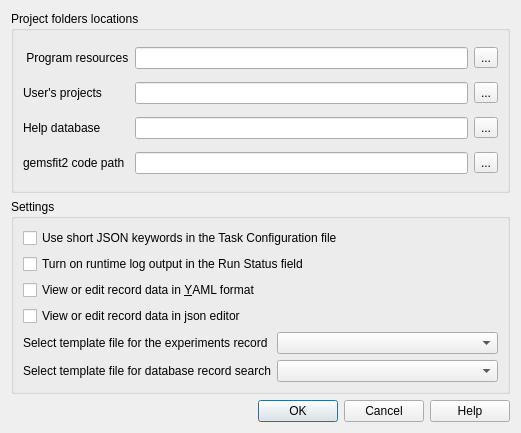
Old version of the form gfshell2/dialogs/PreferencesDialog.ui in the repository gemshub/gemsfits.
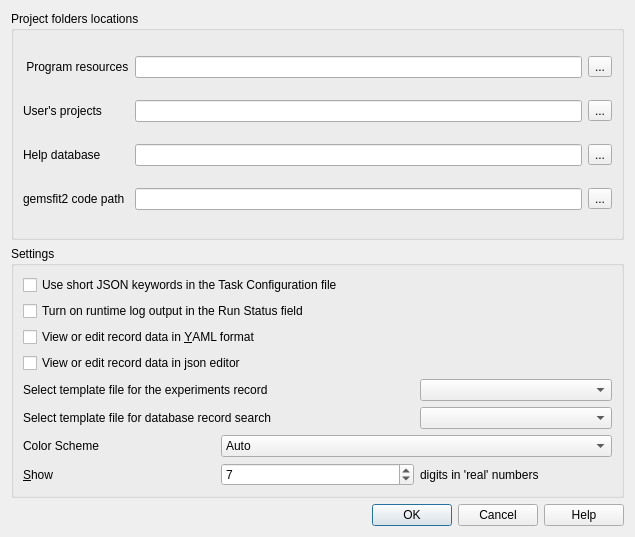
New version of the form. Icons and pictures are not drawn.

Commit message: Added options to switch light/dark modes and digits in 'double' numbers for GUI.

What changed in the file:
```diff
--- a/gfshell2/dialogs/PreferencesDialog.ui
+++ b/gfshell2/dialogs/PreferencesDialog.ui
@@ -6,8 +6,8 @@
    <rect>
     <x>0</x>
     <y>0</y>
-    <width>521</width>
-    <height>433</height>
+    <width>635</width>
+    <height>537</height>
    </rect>
   </property>
   <property name="windowTitle">
@@ -23,16 +23,40 @@
      <property name="title">
       <string>Project folders locations</string>
      </property>
-     <layout class="QGridLayout" name="gridLayout">
-      <item row="2" column="2">
-       <widget class="QToolButton" name="helpButton">
+     <layout class="QGridLayout" name="gridLayout_2">
+      <item row="0" column="0">
+       <widget class="QLabel" name="label">
         <property name="text">
+         <string> Program resources</string>
+        </property>
+       </widget>
+      </item>
+      <item row="0" column="1">
+       <widget class="QLineEdit" name="resourcesEdit"/>
+      </item>
+      <item row="0" column="2">
+       <widget class="QToolButton" name="resourcesButton">
+        <property name="text">
          <string>...</string>
         </property>
        </widget>
       </item>
-      <item row="3" column="1">
-       <widget class="QLineEdit" name="gemsfit2Edit"/>
+      <item row="1" column="0">
+       <widget class="QLabel" name="label_2">
+        <property name="text">
+         <string>User's projects</string>
+        </property>
+       </widget>
+      </item>
+      <item row="1" column="1">
+       <widget class="QLineEdit" name="usersEdit"/>
+      </item>
+      <item row="1" column="2">
+       <widget class="QToolButton" name="usersButton">
+        <property name="text">
+         <string>...</string>
+        </property>
+       </widget>
       </item>
       <item row="2" column="0">
        <widget class="QLabel" name="label_3">
@@ -41,21 +65,25 @@
         </property>
        </widget>
       </item>
-      <item row="3" column="0">
-       <widget class="QLabel" name="label_5">
-        <property name="text">
-         <string>gemsfit2 code path</string>
-        </property>
-       </widget>
-      </item>
-      <item row="0" column="1">
-       <widget class="QLineEdit" name="resourcesEdit"/>
-      </item>
       <item row="2" column="1">
        <widget class="QLineEdit" name="helpEdit"/>
       </item>
-      <item row="1" column="1">
-       <widget class="QLineEdit" name="usersEdit"/>
+      <item row="2" column="2">
+       <widget class="QToolButton" name="helpButton">
+        <property name="text">
+         <string>...</string>
+        </property>
+       </widget>
+      </item>
+      <item row="3" column="0">
+       <widget class="QLabel" name="label_5">
+        <property name="text">
+         <string>gemsfit2 code path</string>
+        </property>
+       </widget>
+      </item>
+      <item row="3" column="1">
+       <widget class="QLineEdit" name="gemsfit2Edit"/>
       </item>
       <item row="3" column="2">
        <widget class="QToolButton" name="gemsfit2Button">
@@ -64,34 +92,6 @@
         </property>
        </widget>
       </item>
-      <item row="0" column="0">
-       <widget class="QLabel" name="label">
-        <property name="text">
-         <string> Program resources</string>
-        </property>
-       </widget>
-      </item>
-      <item row="1" column="2">
-       <widget class="QToolButton" name="usersButton">
-        <property name="text">
-         <string>...</string>
-        </property>
-       </widget>
-      </item>
-      <item row="1" column="0">
-       <widget class="QLabel" name="label_2">
-        <property name="text">
-         <string>User's projects</string>
-        </property>
-       </widget>
-      </item>
-      <item row="0" column="2">
-       <widget class="QToolButton" name="resourcesButton">
-        <property name="text">
-         <string>...</string>
-        </property>
-       </widget>
-      </item>
      </layout>
     </widget>
    </item>
@@ -103,34 +103,7 @@
      <property name="checkable">
       <bool>false</bool>
      </property>
-     <layout class="QGridLayout" name="gridLayout_2">
-      <item row="4" column="0">
-       <widget class="QLabel" name="label_4">
-        <property name="text">
-         <string>Select template file for the experiments record</string>
-        </property>
-       </widget>
-      </item>
-      <item row="2" column="0" colspan="2">
-       <widget class="QCheckBox" name="yamlBox">
-        <property name="text">
-         <string>View or edit record data in &amp;YAML format</string>
-        </property>
-       </widget>
-      </item>
-      <item row="5" column="1">
-       <widget class="QComboBox" name="searchBox"/>
-      </item>
-      <item row="4" column="1">
-       <widget class="QComboBox" name="experimentsBox"/>
-      </item>
-      <item row="5" column="0">
-       <widget class="QLabel" name="label_6">
-        <property name="text">
-         <string>Select template file for database record search</string>
-        </property>
-       </widget>
-      </item>
+     <layout class="QGridLayout" name="gridLayout">
       <item row="0" column="0" colspan="2">
        <widget class="QCheckBox" name="commentsBox">
         <property name="text">
@@ -145,7 +118,14 @@
         </property>
        </widget>
       </item>
-      <item row="3" column="0">
+      <item row="2" column="0" colspan="2">
+       <widget class="QCheckBox" name="yamlBox">
+        <property name="text">
+         <string>View or edit record data in &amp;YAML format</string>
+        </property>
+       </widget>
+      </item>
+      <item row="3" column="0" colspan="2">
        <widget class="QCheckBox" name="editorBox">
         <property name="text">
          <string>View or edit record data in json editor</string>
@@ -155,6 +135,100 @@
         </property>
        </widget>
       </item>
+      <item row="4" column="0" colspan="2">
+       <widget class="QLabel" name="label_4">
+        <property name="sizePolicy">
+         <sizepolicy hsizetype="Minimum" vsizetype="Fixed">
+          <horstretch>0</horstretch>
+          <verstretch>0</verstretch>
+         </sizepolicy>
+        </property>
+        <property name="text">
+         <string>Select template file for the experiments record</string>
+        </property>
+       </widget>
+      </item>
+      <item row="4" column="2">
+       <widget class="QComboBox" name="experimentsBox"/>
+      </item>
+      <item row="5" column="0" colspan="2">
+       <widget class="QLabel" name="label_6">
+        <property name="sizePolicy">
+         <sizepolicy hsizetype="Minimum" vsizetype="Fixed">
+          <horstretch>0</horstretch>
+          <verstretch>0</verstretch>
+         </sizepolicy>
+        </property>
+        <property name="text">
+         <string>Select template file for database record search</string>
+        </property>
+       </widget>
+      </item>
+      <item row="5" column="2">
+       <widget class="QComboBox" name="searchBox"/>
+      </item>
+      <item row="6" column="0">
+       <widget class="QLabel" name="label_7">
+        <property name="text">
+         <string>Color Scheme</string>
+        </property>
+       </widget>
+      </item>
+      <item row="6" column="1" colspan="2">
+       <widget class="QComboBox" name="colorBox">
+        <item>
+         <property name="text">
+          <string>Auto</string>
+         </property>
+        </item>
+        <item>
+         <property name="text">
+          <string>Light</string>
+         </property>
+        </item>
+        <item>
+         <property name="text">
+          <string>Dark</string>
+         </property>
+        </item>
+       </widget>
+      </item>
+      <item row="7" column="0">
+       <widget class="QLabel" name="TextLabel1">
+        <property name="text">
+         <string>&amp;Show</string>
+        </property>
+        <property name="wordWrap">
+         <bool>false</bool>
+        </property>
+        <property name="buddy">
+         <cstring>digitsBox</cstring>
+        </property>
+       </widget>
+      </item>
+      <item row="7" column="1">
+       <widget class="QSpinBox" name="digitsBox">
+        <property name="toolTip">
+         <string>Number of decimal digits shown in screenform cells for the real floating-point numbers</string>
+        </property>
+        <property name="maximum">
+         <number>20</number>
+        </property>
+        <property name="value">
+         <number>7</number>
+        </property>
+       </widget>
+      </item>
+      <item row="7" column="2">
+       <widget class="QLabel" name="TextLabel1_4">
+        <property name="text">
+         <string>digits in 'real' numbers</string>
+        </property>
+        <property name="wordWrap">
+         <bool>false</bool>
+        </property>
+       </widget>
+      </item>
      </layout>
     </widget>
    </item>
```
The commit also changes 6 other files.
